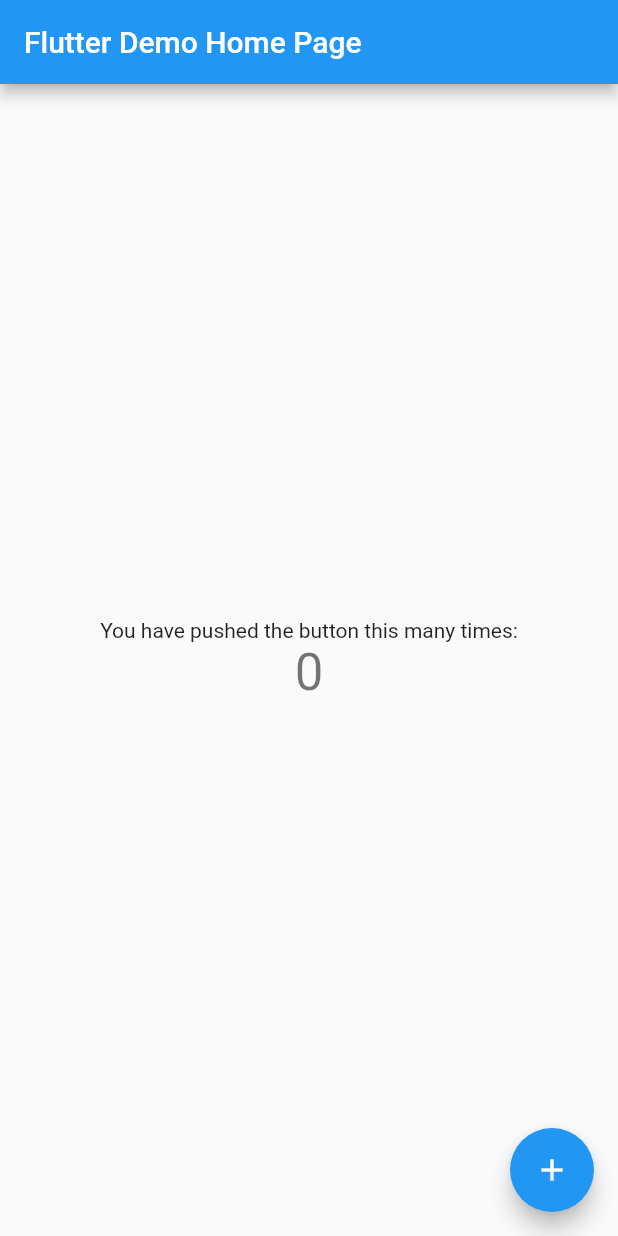
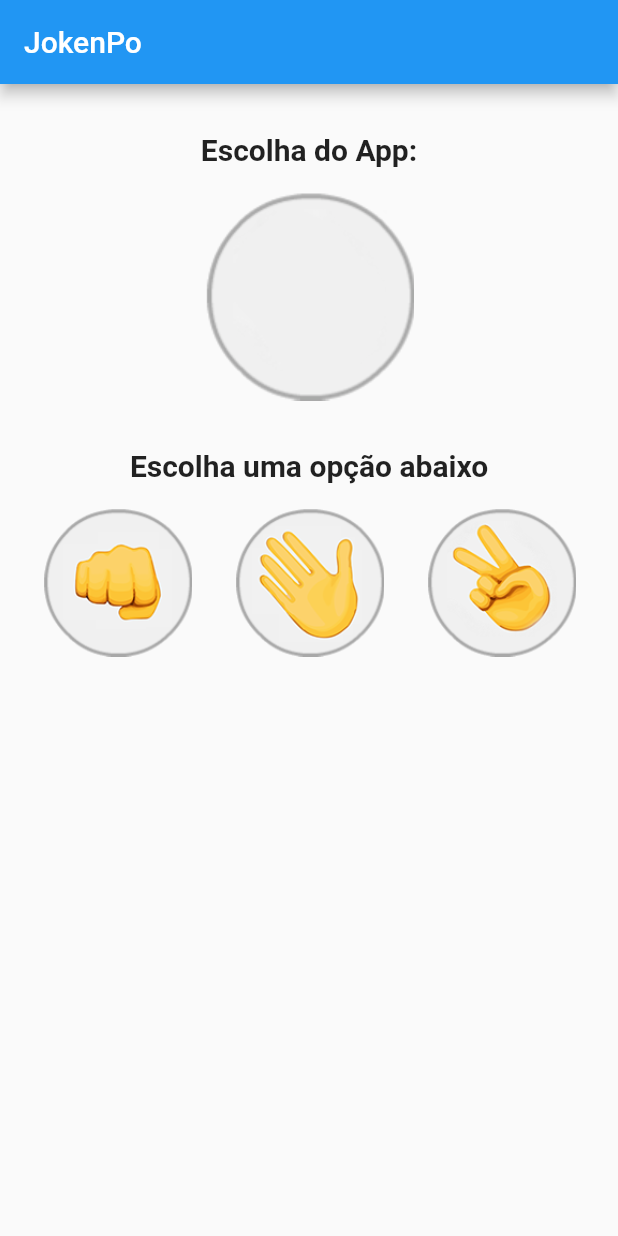
Before and after one commit to AndreyCesarVilacha/jokenpo-flutter, a Flutter app: the screen it shows after launch, on a phone screen of 412 x 824 dp. Run offline on Flutter 3.47's test engine with Material 2 defaults, Android fonts, the phone set to English and light mode, and no system bars.

Commit message:
Finalizando o App JokenPo

```diff
--- /dev/null
+++ b/lib/jogo.dart
@@ -0,0 +1,138 @@
+import 'package:flutter/material.dart';
+import 'dart:math';
+
+class Jogo extends StatefulWidget {
+  @override
+  _JogoState createState() => _JogoState();
+}
+
+class _JogoState extends State<Jogo> {
+  var _imagemApp = AssetImage("images/padrao.png");
+  var _mensagem = "Escolha uma opção abaixo";
+
+  void _opcaoSelecionada(String escolhaUsuario) {
+    var opcoes = ["pedra", "papel", "tesoura"];
+    var numero = Random().nextInt(3);
+    var escolhaApp = opcoes[numero];
+
+    print("Escolha do App: " + escolhaApp);
+    print("Escolha do usuario: " + escolhaUsuario);
+
+    //Exibição da imagem escolhida pelo App
+    switch (escolhaApp) {
+      case "pedra":
+        setState(() {
+          this._imagemApp = AssetImage("images/pedra.png");
+        });
+        break;
+      case "papel":
+        setState(() {
+          this._imagemApp = AssetImage("images/papel.png");
+        });
+        break;
+      case "tesoura":
+        setState(() {
+          this._imagemApp = AssetImage("images/tesoura.png");
+        });
+        break;
+    }
+
+    //Caso o usuario ganhe
+    if ((escolhaUsuario == "pedra" && escolhaApp == "tesoura") ||
+        (escolhaUsuario == "tesoura" && escolhaApp == "papel") ||
+        (escolhaUsuario == "papel" && escolhaApp == "pedra")) {
+      setState(() {
+        this._mensagem = "Você ganhou!";
+      });
+      //Caso usuario perca
+    } else if ((escolhaApp == "pedra" && escolhaUsuario == "tesoura") ||
+        (escolhaApp == "tesoura" && escolhaUsuario == "papel") ||
+        (escolhaApp == "papel" && escolhaUsuario == "pedra")) {
+      this._mensagem = "Você perdeu!";
+    }
+    //Caso empate
+    else {
+      setState(() {
+        this._mensagem = "Empate!";
+      });
+    }
+  }
+
+  @override
+  Widget build(BuildContext context) {
+    return Scaffold(
+      appBar: AppBar(
+        title: Text("JokenPo"),
+      ),
+      body: Column(
+        crossAxisAlignment: CrossAxisAlignment.center,
+        children: [
+          Padding(
+            padding: EdgeInsets.only(top: 32, bottom: 16),
+            child: Text(
+              "Escolha do App:",
+              textAlign: TextAlign.center,
+              style: TextStyle(
+                fontSize: 20,
+                fontWeight: FontWeight.bold,
+              ),
+            ),
+          ),
+          Image(
+            image: this._imagemApp,
+          ),
+          Padding(
+            padding: EdgeInsets.only(top: 32, bottom: 16),
+            child: Text(
+              _mensagem,
+              style: TextStyle(
+                fontSize: 20,
+                fontWeight: FontWeight.bold,
+              ),
+            ),
+          ),
+          Row(
+            mainAxisAlignment: MainAxisAlignment.spaceEvenly,
+            children: [
+              GestureDetector(
+                onTap: () => _opcaoSelecionada("pedra"),
+                child: Image.asset(
+                  "images/pedra.png",
+                  height: 100,
+                ),
+              ),
+              GestureDetector(
+                onTap: () => _opcaoSelecionada("papel"),
+                child: Image.asset(
+                  "images/papel.png",
+                  height: 100,
+                ),
+              ),
+              GestureDetector(
+                onTap: () => _opcaoSelecionada("tesoura"),
+                child: Image.asset(
+                  "images/tesoura.png",
+                  height: 100,
+                ),
+              ),
+              /*
+              Image.asset(
+                "images/pedra.png",
+                height: 100,
+              ),
+              Image.asset(
+                "images/papel.png",
+                height: 100,
+              ),
+              Image.asset(
+                "images/tesoura.png",
+                height: 100,
+              ),
+              */
+            ],
+          )
+        ],
+      ),
+    );
+  }
+}
--- a/lib/main.dart
+++ b/lib/main.dart
@@ -1,113 +1,11 @@
 import 'package:flutter/material.dart';
 
-void main() {
-  runApp(MyApp());
+//Importanto a o arquivo jogo.dart
+import 'package:jokenpo/jogo.dart';
+
+void main(){
+  runApp(MaterialApp(
+    home: Jogo(),
+    debugShowCheckedModeBanner: false,
+  ));
 }
-
-class MyApp extends StatelessWidget {
-  // This widget is the root of your application.
-  @override
-  Widget build(BuildContext context) {
-    return MaterialApp(
-      title: 'Flutter Demo',
-      theme: ThemeData(
-        // This is the theme of your application.
-        //
-        // Try running your application with "flutter run". You'll see the
-        // application has a blue toolbar. Then, without quitting the app, try
-        // changing the primarySwatch below to Colors.green and then invoke
-        // "hot reload" (press "r" in the console where you ran "flutter run",
-        // or simply save your changes to "hot reload" in a Flutter IDE).
-        // Notice that the counter didn't reset back to zero; the application
-        // is not restarted.
-        primarySwatch: Colors.blue,
-      ),
-      home: MyHomePage(title: 'Flutter Demo Home Page'),
-    );
-  }
-}
-
-class MyHomePage extends StatefulWidget {
-  MyHomePage({Key? key, required this.title}) : super(key: key);
-
-  // This widget is the home page of your application. It is stateful, meaning
-  // that it has a State object (defined below) that contains fields that affect
-  // how it looks.
-
-  // This class is the configuration for the state. It holds the values (in this
-  // case the title) provided by the parent (in this case the App widget) and
-  // used by the build method of the State. Fields in a Widget subclass are
-  // always marked "final".
-
-  final String title;
-
-  @override
-  _MyHomePageState createState() => _MyHomePageState();
-}
-
-class _MyHomePageState extends State<MyHomePage> {
-  int _counter = 0;
-
-  void _incrementCounter() {
-    setState(() {
-      // This call to setState tells the Flutter framework that something has
-      // changed in this State, which causes it to rerun the build method below
-      // so that the display can reflect the updated values. If we changed
-      // _counter without calling setState(), then the build method would not be
-      // called again, and so nothing would appear to happen.
-      _counter++;
-    });
-  }
-
-  @override
-  Widget build(BuildContext context) {
-    // This method is rerun every time setState is called, for instance as done
-    // by the _incrementCounter method above.
-    //
-    // The Flutter framework has been optimized to make rerunning build methods
-    // fast, so that you can just rebuild anything that needs updating rather
-    // than having to individually change instances of widgets.
-    return Scaffold(
-      appBar: AppBar(
-        // Here we take the value from the MyHomePage object that was created by
-        // the App.build method, and use it to set our appbar title.
-        title: Text(widget.title),
-      ),
-      body: Center(
-        // Center is a layout widget. It takes a single child and positions it
-        // in the middle of the parent.
-        child: Column(
-          // Column is also a layout widget. It takes a list of children and
-          // arranges them vertically. By default, it sizes itself to fit its
-          // children horizontally, and tries to be as tall as its parent.
-          //
-          // Invoke "debug painting" (press "p" in the console, choose the
-          // "Toggle Debug Paint" action from the Flutter Inspector in Android
-          // Studio, or the "Toggle Debug Paint" command in Visual Studio Code)
-          // to see the wireframe for each widget.
-          //
-          // Column has various properties to control how it sizes itself and
-          // how it positions its children. Here we use mainAxisAlignment to
-          // center the children vertically; the main axis here is the vertical
-          // axis because Columns are vertical (the cross axis would be
-          // horizontal).
-          mainAxisAlignment: MainAxisAlignment.center,
-          children: <Widget>[
-            Text(
-              'You have pushed the button this many times:',
-            ),
-            Text(
-              '$_counter',
-              style: Theme.of(context).textTheme.headline4,
-            ),
-          ],
-        ),
-      ),
-      floatingActionButton: FloatingActionButton(
-        onPressed: _incrementCounter,
-        tooltip: 'Increment',
-        child: Icon(Icons.add),
-      ), // This trailing comma makes auto-formatting nicer for build methods.
-    );
-  }
-}
```
Also changed, not shown: pubspec.yaml (+6 -1 lines), images/padrao.png (added), images/papel.png (added), images/pedra.png (added), images/tesoura.png (added), 1 other file.
